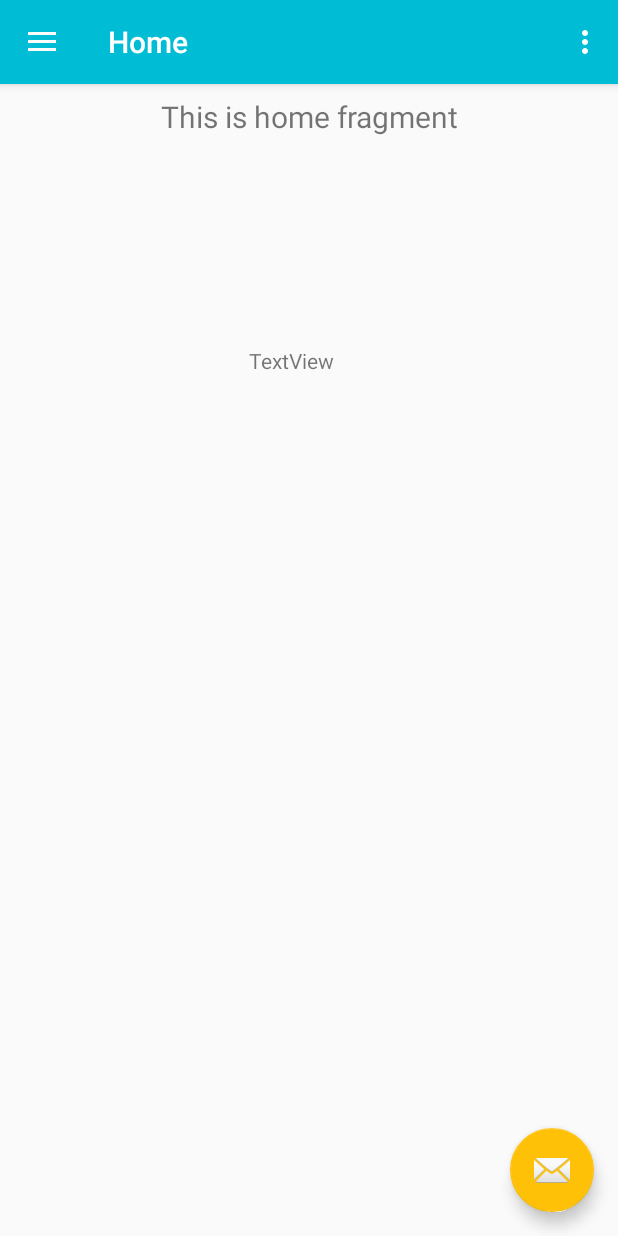
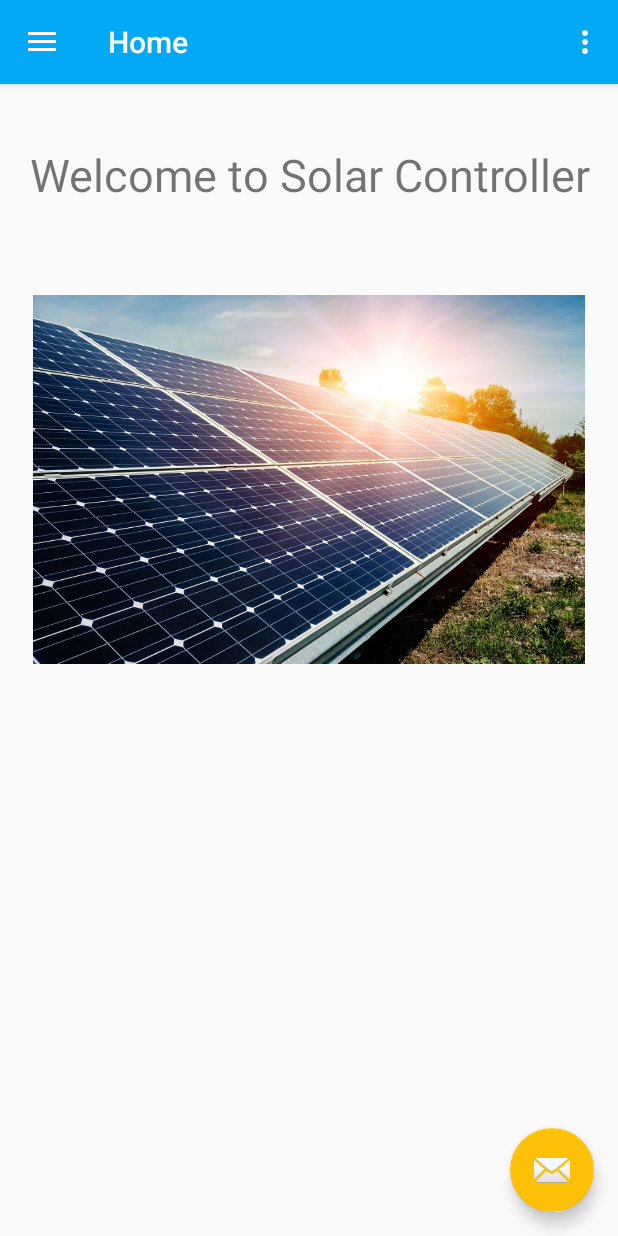
Before and after one commit to junedacaya/SolarControllerProject, an Android app: the screen it shows after launch (MainActivity), on a phone screen of 412 x 824 dp. Run offline under Robolectric (Android 15) with nearby library versions, the phone set to English and light mode, and no system bars; our stand-ins replace navigation-ui.

Commit message:
added controller updates and more

```diff
--- a/app/src/main/java/com/example/solarcontrollerproject/MainActivity.java
+++ b/app/src/main/java/com/example/solarcontrollerproject/MainActivity.java
@@ -48,7 +48,7 @@ public class MainActivity extends AppCompatActivity {
         // Passing each menu ID as a set of Ids because each
         // menu should be considered as top level destinations.
         mAppBarConfiguration = new AppBarConfiguration.Builder(
-                R.id.nav_home, R.id.nav_gallery, R.id.nav_slideshow,
+                R.id.nav_home, R.id.nav_control, R.id.nav_slideshow,
                 R.id.nav_tools, R.id.nav_share, R.id.nav_send)
                 .setDrawerLayout(drawer)
                 .build();
--- a/app/src/main/java/com/example/solarcontrollerproject/ui/home/HomeFragment.java
+++ b/app/src/main/java/com/example/solarcontrollerproject/ui/home/HomeFragment.java
@@ -23,11 +23,11 @@ public class HomeFragment extends Fragment {
         homeViewModel =
                 ViewModelProviders.of(this).get(HomeViewModel.class);
         View root = inflater.inflate(R.layout.fragment_home, container, false);
-        final TextView textView = root.findViewById(R.id.text_home);
+        final TextView textView = root.findViewById(R.id.tv_welcome);
         homeViewModel.getText().observe(this, new Observer<String>() {
             @Override
             public void onChanged(@Nullable String s) {
-                textView.setText(s);
+                textView.setText(R.string.welcome_text);
             }
         });
         return root;
--- a/app/src/main/java/com/example/solarcontrollerproject/ui/home/HomeViewModel.java
+++ b/app/src/main/java/com/example/solarcontrollerproject/ui/home/HomeViewModel.java
@@ -3,6 +3,8 @@ package com.example.solarcontrollerproject.ui.home;
 import androidx.lifecycle.LiveData;
 import androidx.lifecycle.MutableLiveData;
 import androidx.lifecycle.ViewModel;
+
+import com.example.solarcontrollerproject.R;
 
 public class HomeViewModel extends ViewModel {
 
@@ -10,7 +12,7 @@ public class HomeViewModel extends ViewModel {
 
     public HomeViewModel() {
         mText = new MutableLiveData<>();
-        mText.setValue("This is home fragment");
+        mText.setValue("");
     }
 
     public LiveData<String> getText() {
--- a/app/src/main/res/drawable/side_nav_bar.xml
+++ b/app/src/main/res/drawable/side_nav_bar.xml
@@ -2,8 +2,8 @@
     android:shape="rectangle">
     <gradient
         android:angle="135"
-        android:centerColor="#009688"
-        android:endColor="#00695C"
-        android:startColor="#4DB6AC"
+        android:centerColor="#03A9F4"
+        android:endColor="#0288D1"
+        android:startColor="#B3E5FC"
         android:type="linear" />
 </shape>
--- a/app/src/main/res/layout/fragment_home.xml
+++ b/app/src/main/res/layout/fragment_home.xml
@@ -6,28 +6,27 @@
     android:layout_height="match_parent">
 
     <TextView
-        android:id="@+id/text_home"
-        android:layout_width="match_parent"
+        android:id="@+id/tv_welcome"
+        android:layout_width="wrap_content"
         android:layout_height="wrap_content"
-        android:layout_marginStart="8dp"
-        android:layout_marginTop="8dp"
-        android:layout_marginEnd="8dp"
-        android:textAlignment="center"
-        android:textSize="20sp"
+
+        android:textSize="30sp"
+        app:layout_constraintBottom_toBottomOf="parent"
+        app:layout_constraintEnd_toEndOf="parent"
+        app:layout_constraintHorizontal_bias="0.523"
+        app:layout_constraintStart_toStartOf="parent"
+        app:layout_constraintTop_toTopOf="parent"
+        app:layout_constraintVertical_bias="0.055" />
+
+    <ImageView
+        android:id="@+id/appLogo"
+        android:layout_width="368dp"
+        android:layout_height="327dp"
+        android:layout_marginBottom="8dp"
+        app:layout_constraintBottom_toBottomOf="parent"
         app:layout_constraintEnd_toEndOf="parent"
         app:layout_constraintStart_toStartOf="parent"
-        app:layout_constraintTop_toTopOf="parent" />
-
-    <TextView
-        android:id="@+id/textView2"
-        android:layout_width="wrap_content"
-        android:layout_height="wrap_content"
-        android:layout_marginTop="135dp"
-        android:text="TextView"
-        app:layout_constraintBottom_toBottomOf="parent"
-        app:layout_constraintEnd_toEndOf="parent"
-        app:layout_constraintHorizontal_bias="0.468"
-        app:layout_constraintStart_toStartOf="parent"
-        app:layout_constraintTop_toTopOf="@+id/text_home"
-        app:layout_constraintVertical_bias="0.052" />
+        app:layout_constraintTop_toTopOf="@+id/tv_welcome"
+        app:layout_constraintVertical_bias="0.153"
+        app:srcCompat="@drawable/solarpanel2" />
 </androidx.constraintlayout.widget.ConstraintLayout>
--- a/app/src/main/res/menu/activity_main_drawer.xml
+++ b/app/src/main/res/menu/activity_main_drawer.xml
@@ -9,9 +9,9 @@
             android:icon="@drawable/ic_menu_camera"
             android:title="@string/menu_home" />
         <item
-            android:id="@+id/nav_gallery"
+            android:id="@+id/nav_control"
             android:icon="@drawable/ic_menu_gallery"
-            android:title="@string/menu_gallery" />
+            android:title="@string/menu_control" />
         <item
             android:id="@+id/nav_slideshow"
             android:icon="@drawable/ic_menu_slideshow"
--- a/app/src/main/res/navigation/mobile_navigation.xml
+++ b/app/src/main/res/navigation/mobile_navigation.xml
@@ -12,10 +12,10 @@
         tools:layout="@layout/fragment_home" />
 
     <fragment
-        android:id="@+id/nav_gallery"
-        android:name="com.example.solarcontrollerproject.ui.gallery.GalleryFragment"
-        android:label="@string/menu_gallery"
-        tools:layout="@layout/fragment_gallery" />
+        android:id="@+id/nav_control"
+        android:name="com.example.solarcontrollerproject.ui.control.ControlFragment"
+        android:label="@string/menu_control"
+        tools:layout="@layout/fragment_controller" />
 
     <fragment
         android:id="@+id/nav_slideshow"
--- a/app/src/main/res/values/colors.xml
+++ b/app/src/main/res/values/colors.xml
@@ -1,6 +1,11 @@
 <?xml version="1.0" encoding="utf-8"?>
 <resources>
-    <color name="colorPrimary">#008577</color>
-    <color name="colorPrimaryDark">#00574B</color>
-    <color name="colorAccent">#D81B60</color>
+    <color name="colorPrimary">#03A9F4</color>
+    <color name="colorPrimaryDark">#0288D1</color>
+    <color name="primary_light">#B3E5FC</color>
+    <color name="colorAccent">#FFC107</color>
+    <color name="primary_text">#212121</color>
+    <color name="secondary_text">#757575</color>
+    <color name="icons">#FFFFFF</color>
+    <color name="divider">#BDBDBD</color>
 </resources>
--- a/app/src/main/res/values/strings.xml
+++ b/app/src/main/res/values/strings.xml
@@ -8,7 +8,7 @@
     <string name="action_settings">Settings</string>
 
     <string name="menu_home">Home</string>
-    <string name="menu_gallery">Controller</string>
+    <string name="menu_control">Controls</string>
     <string name="menu_slideshow">Slideshow</string>
     <string name="menu_tools">Tools</string>
     <string name="menu_share">Share</string>
@@ -31,6 +31,9 @@
     <string name="attachment_summary_off">Only download attachments when manually requested</string>
     <string name="communicate">Communicate</string>
     <string name="dark_theme">Dark theme:</string>
+    <string name="welcome_text">Welcome to Solar Controller</string>
+    <string name="automatic_tracking">Automatic Tracking</string>
+
 
     <string-array name="language_entries">
         <item>English</item>
--- a/app/src/main/res/values/styles.xml
+++ b/app/src/main/res/values/styles.xml
@@ -3,11 +3,13 @@
     <!-- Base application theme. -->
     <style name="AppTheme" parent="Theme.AppCompat.Light.DarkActionBar">
         <!-- Customize your theme here. -->
-        <item name="colorPrimary">#00BCD4</item>
-        <item name="colorPrimaryDark">#0097A7</item>
-        <item name="colorAccent">#FFC107</item>
-        <item name="editTextColor">#EC0404</item>
-
+        <item name="colorPrimary">@color/colorPrimary</item>
+        <item name="colorPrimaryDark">@color/colorPrimaryDark</item>
+        <item name="colorAccent">@color/colorAccent</item>
+        <item name="android:textColorPrimary">@color/primary_text</item>
+        <item name="android:textColorSecondary">@color/secondary_text</item>
+        <item name="icon">@color/icons</item>
+        <item name="divider">@color/divider</item>
     </style>
 
     <style name="AppTheme.NoActionBar">
```
Also changed, not shown: app/src/main/java/com/example/solarcontrollerproject/ui/control/ControlFragment.java (renamed from app/src/main/java/com/example/solarcontrollerproject/ui/gallery/GalleryFragment.java, +6 -6 lines), app/src/main/java/com/example/solarcontrollerproject/ui/control/ControlViewModel.java (renamed from app/src/main/java/com/example/solarcontrollerproject/ui/gallery/GalleryViewModel.java, +4 -4 lines), app/src/main/res/layout/fragment_controller.xml (added, +43 -0 lines), app/src/main/res/layout/fragment_gallery.xml (deleted, +0 -19 lines), app/src/main/res/layout/fragment_tools.xml (+29 -0 lines).
